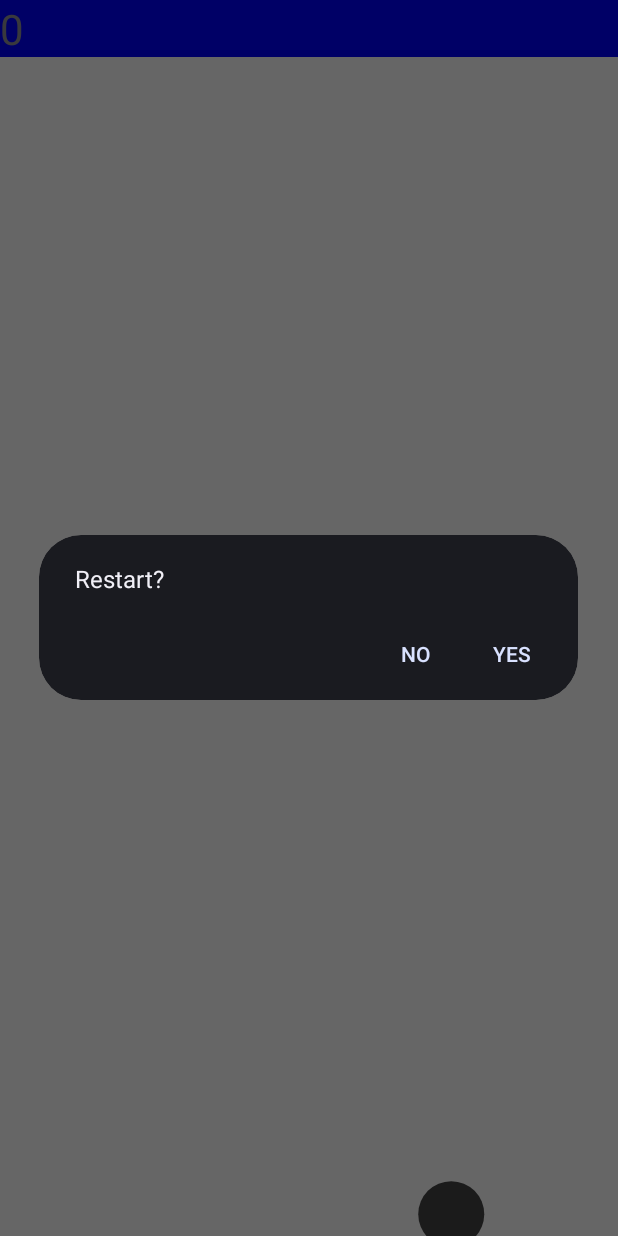
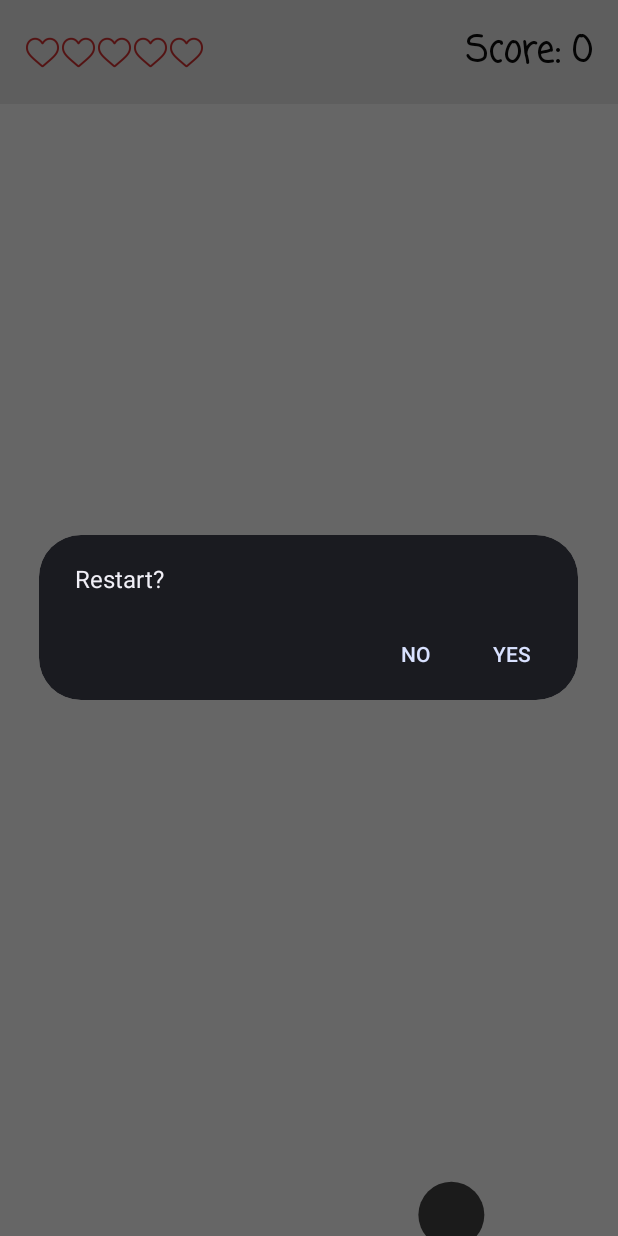
Before and after one commit to out386/shape-slice-game, an Android app: the screen it shows after launch (MainActivity), on a phone screen of 412 x 824 dp. Run offline under Robolectric (Android 15) with nearby library versions, the phone set to English and light mode, and no system bars.

Commit message:
Add life indicator and make top view look better

```diff
--- a/app/src/main/java/com/example/a4/MainActivity.java
+++ b/app/src/main/java/com/example/a4/MainActivity.java
@@ -5,13 +5,21 @@
  */
 package com.example.a4;
 
+import android.annotation.SuppressLint;
 import android.app.Activity;
 import android.os.Bundle;
 import android.view.View;
 import android.view.ViewGroup;
+import android.widget.RatingBar;
+import android.widget.TextView;
 
-public class MainActivity extends Activity {
+import java.util.Observable;
+import java.util.Observer;
+
+public class MainActivity extends Activity implements Observer {
     private Model model;
+    private TextView scoreView;
+    private RatingBar lifeView;
 
     @Override
     public void onCreate(Bundle savedInstanceState) {
@@ -31,9 +39,10 @@ public class MainActivity extends Activity {
         super.onPostCreate(savedInstanceState);
 
         // create the views and add them to the main activity
-        TitleView titleView = new TitleView(this, model);
-        ViewGroup v1 = findViewById(R.id.main_1);
-        v1.addView(titleView);
+        scoreView = findViewById(R.id.score);
+        lifeView = findViewById(R.id.life);
+        lifeView.setIsIndicator(true);
+        model.addObserver(this);
 
         MainView mainView = new MainView(this, model);
         ViewGroup v2 = findViewById(R.id.main_2);
@@ -43,6 +52,12 @@ public class MainActivity extends Activity {
 
         // notify all views
         model.initObservers();
+    }
 
+    @SuppressLint("SetTextI18n")  // As if I'm planning to ever translate this
+    @Override
+    public void update(Observable o, Object arg) {
+        scoreView.setText("Score: " + model.score);
+        lifeView.setRating(model.life);
     }
 }
--- a/app/src/main/java/com/example/a4/MainView.java
+++ b/app/src/main/java/com/example/a4/MainView.java
@@ -38,7 +38,6 @@ public class MainView extends View {
     @Nullable
     private DimensionsModel dimens;
 
-    public int fails;
     private final Model model;
     private final MouseDrag drag = new MouseDrag();
     public Context viewContext;
@@ -92,7 +91,6 @@ public class MainView extends View {
     public void init() {
         lastFruitAddedTime = 0;
         gameStartTime = SystemClock.uptimeMillis();
-        fails = 0;
         model.clear();
         drag.reset();
         addCuts = false;
@@ -183,8 +181,9 @@ public class MainView extends View {
 
                 if (bounds.bottom > dimens.getFailThresY()) {
                     if (!temp.part) {
-                        fails++;
-                        if (fails >= 5) {
+                        model.life--;
+                        model.notifyObs();
+                        if (model.life <= 0) {
                             // Not bothering to clean up here as init() will do it soon anyway
                             showDialog();
                             return;
@@ -196,7 +195,7 @@ public class MainView extends View {
                         model.score++;
                     }
                     it.remove();
-                    model.notifyObservers();
+                    model.notifyObs();
                 }
             }
 
--- a/app/src/main/java/com/example/a4/Model.java
+++ b/app/src/main/java/com/example/a4/Model.java
@@ -18,17 +18,25 @@ public class Model extends Observable {
     // List of fruit that we want to display
     ArrayList<Fruit> shapes;
     int score;
+    int life;
 
     // Constructor
     Model() {
         shapes = new ArrayList<>();
         score = 0;
+        life = 5;
     }
 
     void clear() {
         shapes = new ArrayList<>();
         score = 0;
+        life = 5;
         initObservers();
+    }
+
+    void notifyObs() {
+        setChanged();
+        notifyObservers();
     }
 
     // Model methods
--- a/app/src/main/java/com/example/a4/TitleView.java
+++ /dev/null
@@ -1,54 +0,0 @@
-/*
- * CS349 Winter 2014
- * Assignment 4 Demo Code
- * Jeff Avery & Michael Terry
- */
-package com.example.a4;
-
-import android.annotation.SuppressLint;
-import android.content.Context;
-import android.graphics.Canvas;
-import android.graphics.Color;
-import android.view.ViewGroup;
-import android.widget.TextView;
-
-import java.util.Observable;
-import java.util.Observer;
-
-/*
- * View to display the Title, and Score
- * Score currently just increments every time we get an update
- * from the model (i.e. a new fruit is added).
- */
-@SuppressLint("ViewConstructor")
-public class TitleView extends TextView implements Observer {
-    private Model m;
-
-    // Constructor requires model reference
-    public TitleView(Context context, Model model) {
-        super(context);
-        m = model;
-        setBackgroundColor(Color.BLUE);
-        setTextSize(28);
-        ViewGroup.LayoutParams params = new ViewGroup.LayoutParams(
-                ViewGroup.LayoutParams.MATCH_PARENT, ViewGroup.LayoutParams.WRAP_CONTENT
-        );
-        setLayoutParams(params);
-
-        // register with model so that we get updates
-        model.addObserver(this);
-    }
-
-    @Override
-    protected void onDraw(Canvas canvas) {
-        super.onDraw(canvas);
-        setText(String.valueOf(m.score));
-    }
-
-    // Update from model
-    // ONLY useful for testing that the view notifications work
-    @Override
-    public void update(Observable observable, Object data) {
-        invalidate();
-    }
-}
--- /dev/null
+++ b/app/src/main/res/drawable/life.xml
@@ -0,0 +1,19 @@
+<?xml version="1.0" encoding="utf-8"?>
+<layer-list xmlns:android="http://schemas.android.com/apk/res/android">
+    <item android:id="@android:id/background">
+        <bitmap
+            android:src="@drawable/ic_life_empty"
+            android:tint="@color/lifeTint" />
+    </item>
+    <item android:id="@android:id/secondaryProgress">
+        <bitmap
+            android:src="@drawable/ic_life_full"
+            android:tint="@color/lifeTint" />
+    </item>
+    <item android:id="@android:id/progress">
+        <bitmap
+            android:src="@drawable/ic_life_full"
+            android:tint="@color/lifeTint"
+            android:tileModeX="repeat" />
+    </item>
+</layer-list>
--- a/app/src/main/res/layout/main.xml
+++ b/app/src/main/res/layout/main.xml
@@ -1,23 +1,47 @@
 <?xml version="1.0" encoding="utf-8"?>
 <LinearLayout xmlns:android="http://schemas.android.com/apk/res/android"
-              android:layout_width="fill_parent"
-              android:layout_height="fill_parent"
-              android:orientation="vertical" >
+    android:layout_width="fill_parent"
+    android:layout_height="fill_parent"
+    xmlns:tools="http://schemas.android.com/tools"
+    android:orientation="vertical">
 
-    <LinearLayout
-            android:id="@+id/main_1"
-            android:layout_width="match_parent"
+    <RelativeLayout
+        android:layout_width="match_parent"
+        android:layout_height="wrap_content"
+        android:textAlignment="center"
+        android:orientation="horizontal"
+        android:padding="16dp"
+        android:background="@color/topBg">
+
+        <TextView
+            android:id="@+id/score"
+            android:layout_width="wrap_content"
             android:layout_height="wrap_content"
-            android:textAlignment="center"
-            android:orientation="horizontal" >
+            android:textStyle="bold"
+            android:textSize="24sp"
+            android:fontFamily="casual"
+            android:textColor="@color/scoreText"
+            android:layout_centerVertical="true"
+            android:layout_alignParentEnd="true"
+            tools:text="Score: 5" />
 
-    </LinearLayout>
+        <RatingBar
+            android:id="@+id/life"
+            android:layout_width="wrap_content"
+            android:layout_height="wrap_content"
+            style="@style/RatingBarTheme"
+            android:layout_centerVertical="true"
+            android:numStars="5"
+            android:rating="3"
+            android:stepSize="1" />
+
+    </RelativeLayout>
 
     <LinearLayout
         android:id="@+id/main_2"
         android:layout_width="match_parent"
         android:layout_height="match_parent"
-        android:orientation="horizontal" >
+        android:orientation="horizontal">
 
     </LinearLayout>
 
--- /dev/null
+++ b/app/src/main/res/values/colors.xml
@@ -0,0 +1,6 @@
+<?xml version="1.0" encoding="utf-8"?>
+<resources>
+    <color name="lifeTint">#D32F2F</color>
+    <color name="scoreText">#0A0A0A</color>
+    <color name="topBg">#EBEBEB</color>
+</resources>
--- a/app/src/main/res/values/styles.xml
+++ b/app/src/main/res/values/styles.xml
@@ -1,7 +1,15 @@
 <?xml version="1.0" encoding="utf-8"?>
 <resources>
+
     <style name="AppTheme">
-        <item name = "android:windowActionBar">false</item>
-        <item name = "android:windowNoTitle">true</item>
+        <item name="android:windowActionBar">false</item>
+        <item name="android:windowNoTitle">true</item>
+    </style>
+
+    <style name="RatingBarTheme">
+        <item name="android:progressDrawable">@drawable/life</item>
+        <item name="android:indeterminateDrawable">@drawable/life</item>
+        <item name="android:minHeight">24dp</item>
+        <item name="android:maxHeight">24dp</item>
     </style>
 </resources>
```
Also changed, not shown: app/src/main/res/drawable-hdpi/ic_life_empty.png (added), app/src/main/res/drawable-hdpi/ic_life_full.png (added), app/src/main/res/drawable-mdpi/ic_life_empty.png (added), app/src/main/res/drawable-mdpi/ic_life_full.png (added), app/src/main/res/drawable-xhdpi/ic_life_empty.png (added), app/src/main/res/drawable-xhdpi/ic_life_full.png (added), app/src/main/res/drawable-xxhdpi/ic_life_empty.png (added), app/src/main/res/drawable-xxhdpi/ic_life_full.png (added), app/src/main/res/drawable-xxxhdpi/ic_life_empty.png (added), app/src/main/res/drawable-xxxhdpi/ic_life_full.png (added).
